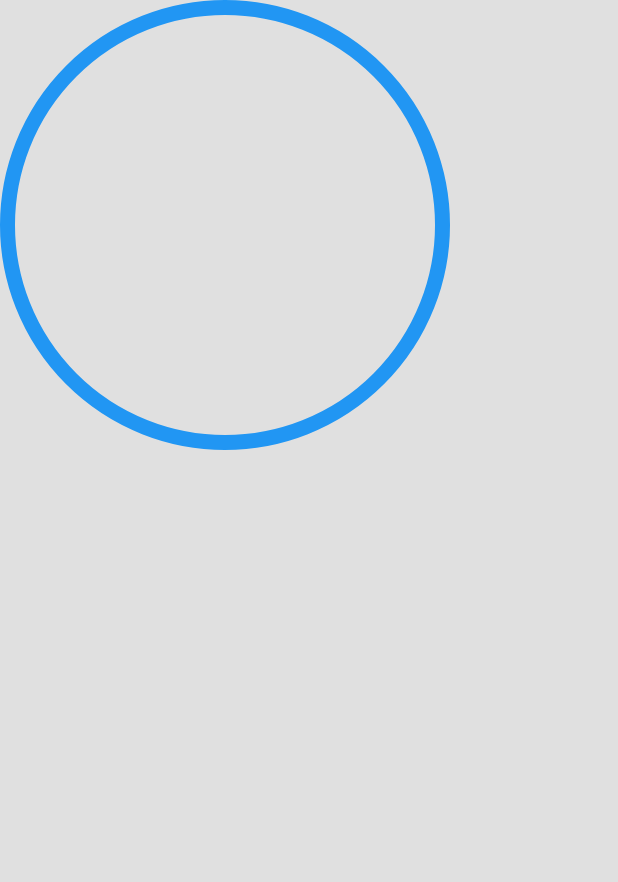
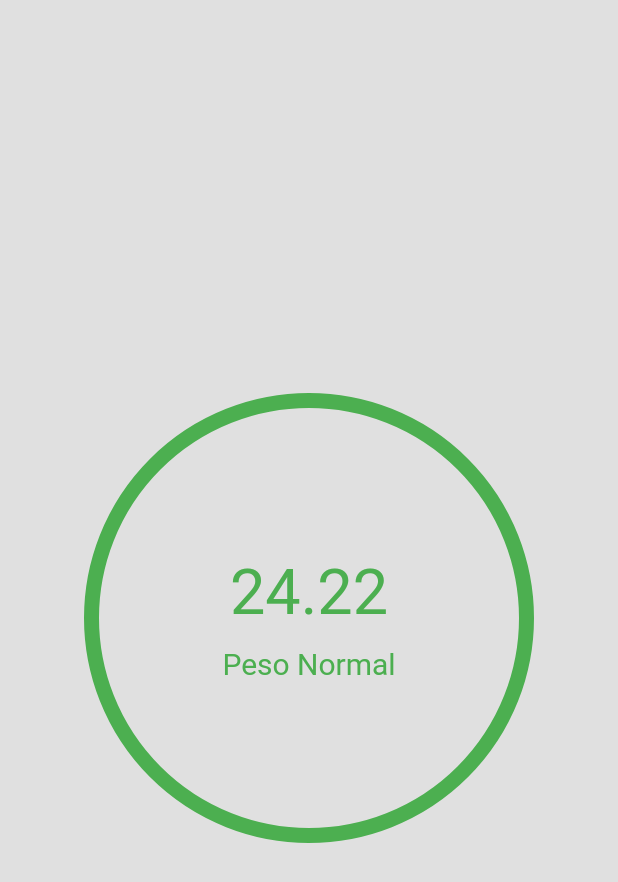
Before and after one commit to adaltoprado/calculadoraIMC, a Flutter app: the screen it shows after launch, on a phone screen of 412 x 824 dp. Shown: the top 882 px of the screen. Run offline on Flutter 3.47's test engine with Material 2 defaults, Android fonts, the phone set to English and light mode, and no system bars.

Commit message:
'BorderRadius and Columns centered'

```diff
--- a/lib/main.dart
+++ b/lib/main.dart
@@ -33,18 +33,36 @@ class _calculadoraIMCState extends State<calculadoraIMC> {
     return Scaffold(
       backgroundColor: Colors.grey[300],
       body: Container(
+        width: double.infinity,
         child: Column(
+          mainAxisAlignment: MainAxisAlignment.center,
+          crossAxisAlignment: CrossAxisAlignment.center,
           children: [
             Container(
               width: 300,
               height: 300,
               decoration: BoxDecoration(
-                  borderRadius: BorderRadius.circular(150),
-                  border: Border.all(
-                    width: 10,
-                    color: Colors.blue,
-                  )),
-            )
+                borderRadius: BorderRadius.circular(150),
+                border: Border.all(
+                  width: 10,
+                  color: Colors.green,
+                ),
+              ),
+              child: Column(
+                mainAxisAlignment: MainAxisAlignment.center,
+                children: const [
+                  Text(
+                    '24.22',
+                    style: TextStyle(fontSize: 42, color: Colors.green),
+                  ),
+                  SizedBox(height: 12),
+                  Text(
+                    'Peso Normal',
+                    style: TextStyle(fontSize: 20, color: Colors.green),
+                  ),
+                ],
+              ),
+            ),
           ],
         ),
       ),
```
